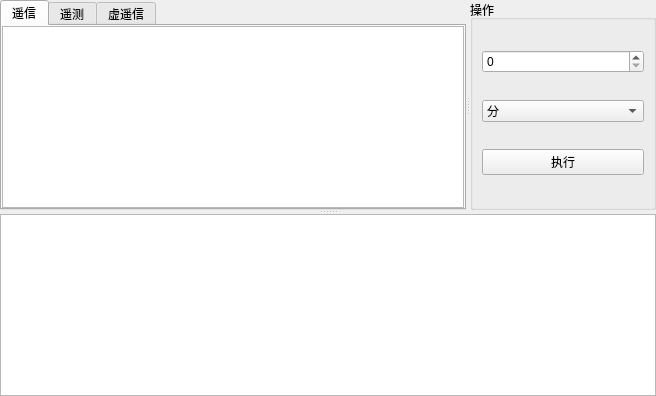
Old version of the form CdtTools/ui/cdtworkwidget.ui in the repository CGinMax/ProtocolTools.
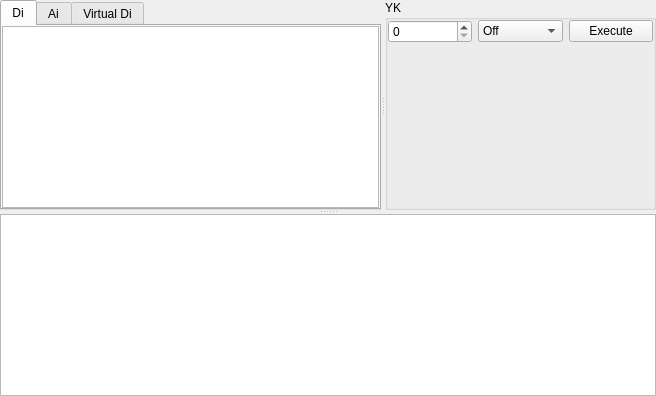
New version of the form.

Diff of the .ui file:
```diff
--- a/CdtTools/ui/cdtworkwidget.ui
+++ b/CdtTools/ui/cdtworkwidget.ui
@@ -41,7 +41,7 @@
        </property>
        <widget class="QWidget" name="tabDi">
         <attribute name="title">
-         <string>遥信</string>
+         <string>Di</string>
         </attribute>
         <layout class="QVBoxLayout" name="verticalLayout_2">
          <property name="leftMargin">
@@ -63,7 +63,7 @@
        </widget>
        <widget class="QWidget" name="tabAi">
         <attribute name="title">
-         <string>遥测</string>
+         <string>Ai</string>
         </attribute>
         <layout class="QVBoxLayout" name="verticalLayout_3">
          <property name="leftMargin">
@@ -85,7 +85,7 @@
        </widget>
        <widget class="QWidget" name="tabVYx">
         <attribute name="title">
-         <string>虚遥信</string>
+         <string>Virtual Di</string>
         </attribute>
         <layout class="QVBoxLayout" name="verticalLayout_4">
          <property name="leftMargin">
@@ -108,9 +108,20 @@
       </widget>
       <widget class="QGroupBox" name="groupBox">
        <property name="title">
-        <string>操作</string>
+        <string>YK</string>
        </property>
        <layout class="QVBoxLayout" name="verticalLayout_5">
+        <property name="leftMargin">
+         <number>0</number>
+        </property>
+        <property name="topMargin">
+         <number>0</number>
+        </property>
+        <property name="rightMargin">
+         <number>0</number>
+        </property>
+        <item>
+         <layout class="QHBoxLayout" name="horizontalLayout">
         <item>
          <widget class="QSpinBox" name="edPtId"/>
         </item>
@@ -118,7 +129,7 @@
          <widget class="QComboBox" name="cbbYKOper">
           <item>
            <property name="text">
-            <string>分</string>
+              <string>Off</string>
            </property>
           </item>
           <item>
@@ -131,9 +142,24 @@
         <item>
          <widget class="QPushButton" name="btnExecute">
           <property name="text">
-           <string>执行</string>
-          </property>
-         </widget>
+             <string>Execute</string>
+            </property>
+           </widget>
+          </item>
+         </layout>
+        </item>
+        <item>
+         <spacer name="verticalSpacer">
+          <property name="orientation">
+           <enum>Qt::Vertical</enum>
+          </property>
+          <property name="sizeHint" stdset="0">
+           <size>
+            <width>20</width>
+            <height>135</height>
+           </size>
+          </property>
+         </spacer>
         </item>
        </layout>
       </widget>
```
Left out of the diff: 2 changed lines with no effect on the pictures. Lines whose indentation alone changed are shown as unchanged.
